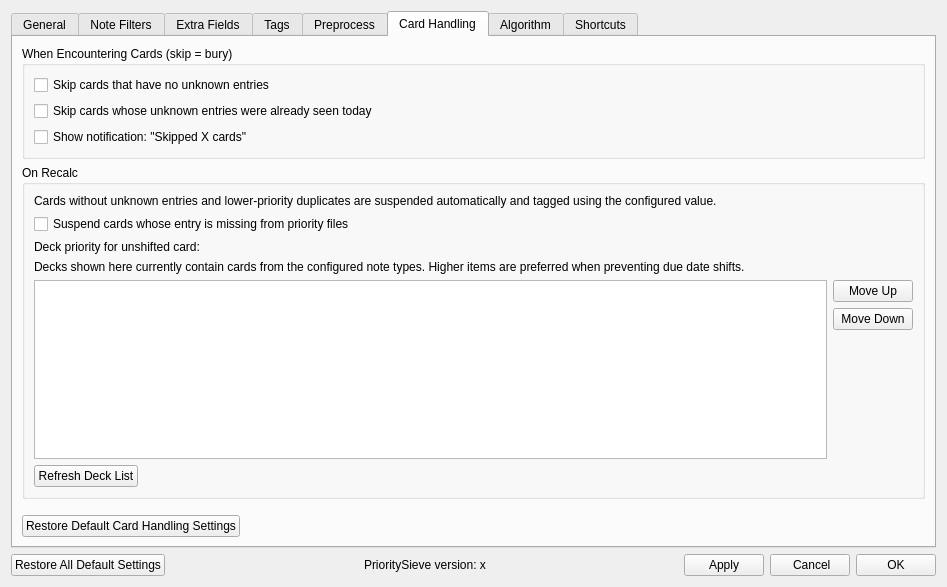
This is prioritysieve/ui/settings_dialog.ui in travv0/prioritysieve as Qt 5 draws it before an edit. The edited form follows.
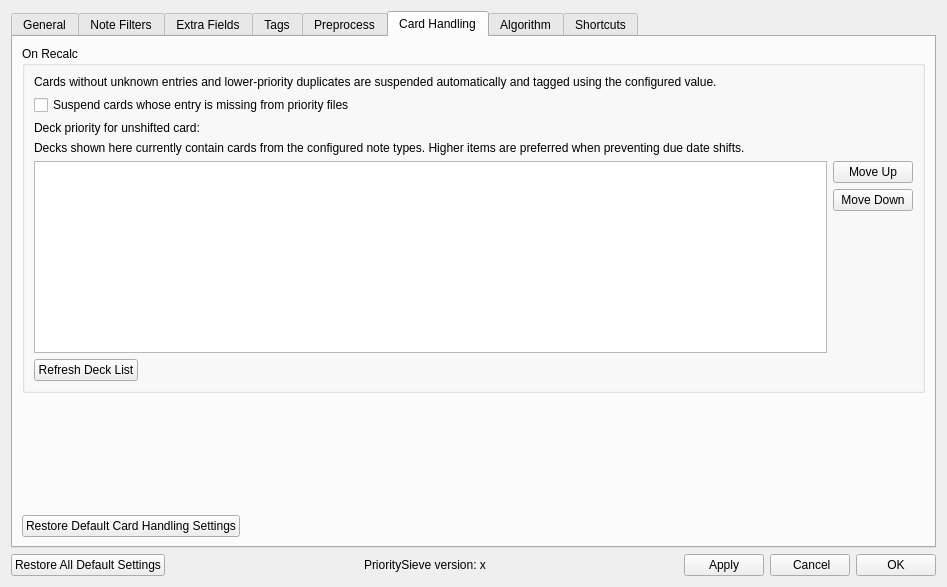
This is the edited form. The open tabs and pages were chosen to show the change.

Diff of the .ui file:
```diff
--- a/prioritysieve/ui/settings_dialog.ui
+++ b/prioritysieve/ui/settings_dialog.ui
@@ -841,42 +841,6 @@
          <string>Card Handling</string>
         </attribute>
         <layout class="QVBoxLayout" name="verticalLayout_51">
-         <item>
-          <widget class="QGroupBox" name="groupBox">
-           <property name="title">
-            <string>When Encountering Cards (skip = bury)</string>
-           </property>
-           <layout class="QVBoxLayout" name="verticalLayout_36">
-            <item>
-             <layout class="QVBoxLayout" name="verticalLayout_11">
-              <item>
-               <layout class="QVBoxLayout" name="verticalLayout_50">
-                <item>
-                 <widget class="QCheckBox" name="skipNoUnKnownMorphsCheckBox">
-                  <property name="text">
-                   <string>Skip cards that have no unknown entries</string></property>
-                 </widget>
-                </item>
-               </layout>
-              </item>
-              <item>
-               <widget class="QCheckBox" name="skipAlreadySeenCheckBox">
-                <property name="text">
-                 <string>Skip cards whose unknown entries were already seen today</string></property>
-               </widget>
-              </item>
-              <item>
-               <widget class="QCheckBox" name="skipNotificationsCheckBox">
-                <property name="text">
-                 <string>Show notification: "Skipped X cards"</string>
-                </property>
-               </widget>
-              </item>
-             </layout>
-            </item>
-           </layout>
-          </widget>
-         </item>
          <item>
           <widget class="QGroupBox" name="groupBox_13">
            <property name="title">
```
